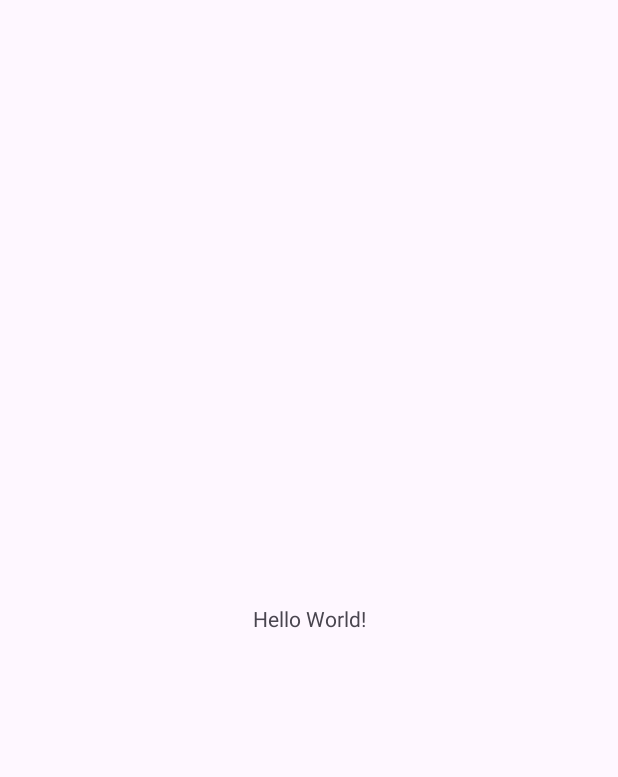
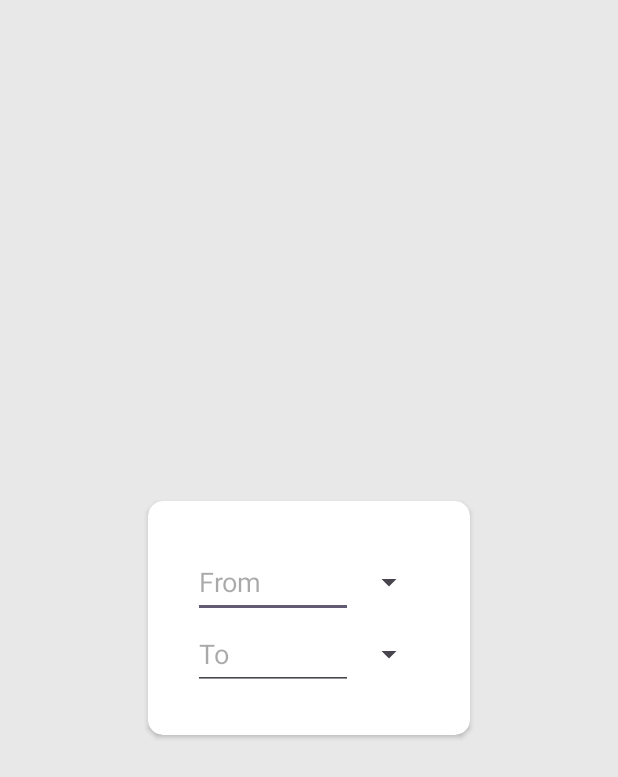
Before and after one commit to RickOnGit/CurrencyConverter, an Android app: the screen it shows after launch (MainActivity), on a phone screen of 412 x 824 dp. Before the commit the part shown is almost empty. Shown: the top 777 px of the screen. Run offline under Robolectric (Android 15) with nearby library versions, the phone set to English and light mode, and no system bars.

Commit message:
Adding plugins, an implementation of main_activity, flask server

```diff
--- a/App/app/src/main/java/com/example/app/MainActivity.kt
+++ b/App/app/src/main/java/com/example/app/MainActivity.kt
@@ -5,6 +5,10 @@ import androidx.activity.enableEdgeToEdge
 import androidx.appcompat.app.AppCompatActivity
 import androidx.core.view.ViewCompat
 import androidx.core.view.WindowInsetsCompat
+import com.squareup.moshi.Moshi
+import com.squareup.moshi.kotlin.reflect.KotlinJsonAdapterFactory
+import retrofit2.Retrofit
+import retrofit2.converter.moshi.MoshiConverterFactory
 
 class MainActivity : AppCompatActivity() {
     override fun onCreate(savedInstanceState: Bundle?) {
@@ -17,4 +21,5 @@ class MainActivity : AppCompatActivity() {
             insets
         }
     }
+    private fun
 }
--- a/App/app/src/main/res/layout/activity_main.xml
+++ b/App/app/src/main/res/layout/activity_main.xml
@@ -5,15 +5,77 @@
     android:id="@+id/main"
     android:layout_width="match_parent"
     android:layout_height="match_parent"
+    android:background="#E8E8E8"
     tools:context=".MainActivity">
 
-    <TextView
+    <androidx.cardview.widget.CardView
+        android:id="@+id/cardView"
         android:layout_width="wrap_content"
         android:layout_height="wrap_content"
-        android:text="Hello World!"
+        android:layout_margin="20dp"
+        app:cardCornerRadius="10dp"
         app:layout_constraintBottom_toBottomOf="parent"
-        app:layout_constraintEnd_toEndOf="parent"
-        app:layout_constraintStart_toStartOf="parent"
-        app:layout_constraintTop_toTopOf="parent" />
+        app:layout_constraintLeft_toLeftOf="parent"
+        app:layout_constraintRight_toRightOf="parent"
+        app:layout_constraintTop_toTopOf="parent">
+
+        <LinearLayout
+            android:id="@+id/ll_parent"
+            android:layout_width="wrap_content"
+            android:layout_height="wrap_content"
+            android:layout_centerInParent="true"
+            android:layout_margin="30dp"
+            android:gravity="center"
+            android:orientation="vertical">
+
+            <LinearLayout
+                android:id="@+id/ll_firstConversion"
+                android:layout_width="wrap_content"
+                android:layout_height="48dp"
+                android:gravity="center_vertical"
+                android:orientation="horizontal">
+
+                <EditText
+                    android:id="@+id/et_firstConversion"
+                    android:layout_width="wrap_content"
+                    android:layout_height="48dp"
+                    android:autofillHints=""
+                    android:ems="5"
+                    android:hint="From"
+                    android:inputType="number" />
+
+                <Spinner
+                    android:id="@+id/spinner_firstConversion"
+                    android:layout_width="wrap_content"
+                    android:layout_height="48dp" />
+
+            </LinearLayout>
+
+            <LinearLayout
+                android:id="@+id/ll_secondConversion"
+                android:layout_width="wrap_content"
+                android:layout_height="48dp"
+                android:gravity="center_vertical"
+                android:orientation="horizontal">
+
+                <EditText
+                    android:id="@+id/et_secondConversion"
+                    android:layout_width="wrap_content"
+                    android:layout_height="48dp"
+                    android:autofillHints=""
+                    android:ems="5"
+                    android:hint="To"
+                    android:inputType="number" />
+
+                <Spinner
+                    android:id="@+id/spinner_secondConversion"
+                    android:layout_width="wrap_content"
+                    android:layout_height="48dp" />
+
+            </LinearLayout>
+
+        </LinearLayout>
+
+    </androidx.cardview.widget.CardView>
 
 </androidx.constraintlayout.widget.ConstraintLayout>
--- a/App/app/src/main/res/values/colors.xml
+++ b/App/app/src/main/res/values/colors.xml
@@ -1,5 +1,6 @@
 <?xml version="1.0" encoding="utf-8"?>
 <resources>
-    <color name="black">#FF000000</color>
-    <color name="white">#FFFFFFFF</color>
+    <color name="colorPrimary">#000000</color>
+    <color name="colorPrimaryDark">#000000</color>
+    <color name="colorAccent">#000000</color>
 </resources>
--- a/App/build.gradle.kts
+++ b/App/build.gradle.kts
@@ -2,4 +2,5 @@
 plugins {
     alias(libs.plugins.android.application) apply false
     alias(libs.plugins.kotlin.android) apply false
+    id("com.google.devtools.ksp") version "2.0.21-1.0.27" apply false
 }
```
Also changed, not shown: App/app/build.gradle.kts (+12 -5 lines), App/app/src/main/AndroidManifest.xml (+5 -2 lines), App/app/src/main/res/values/strings.xml (+31 -1 lines), App/gradle/libs.versions.toml (+12 -5 lines), 1 other file.
